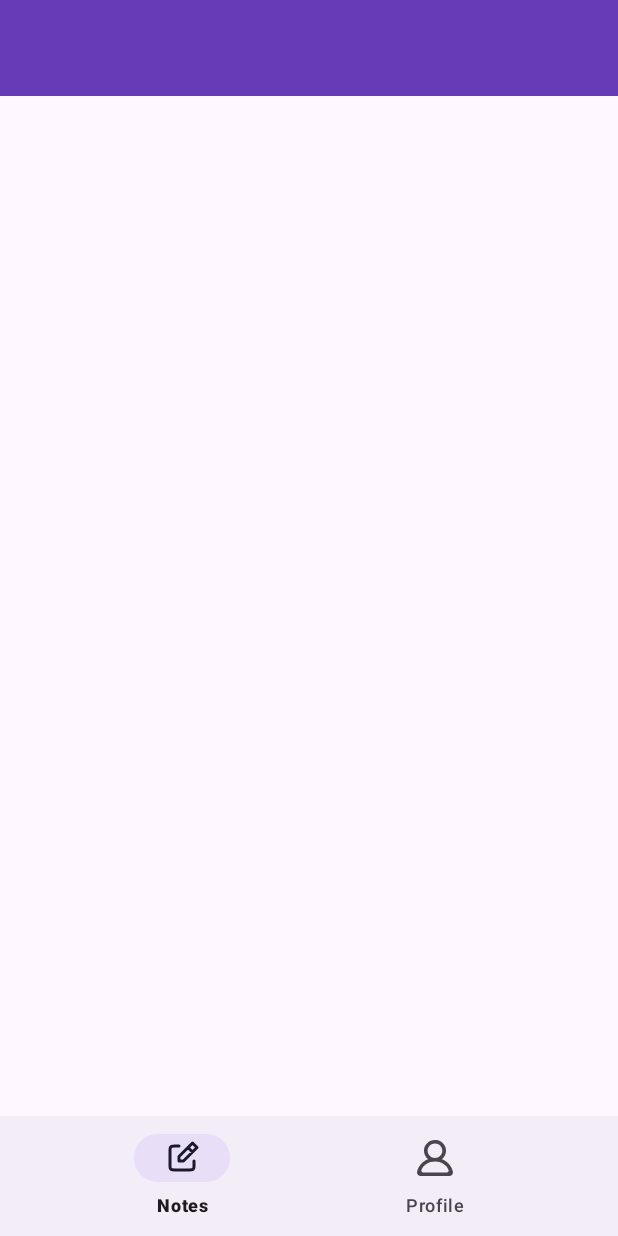
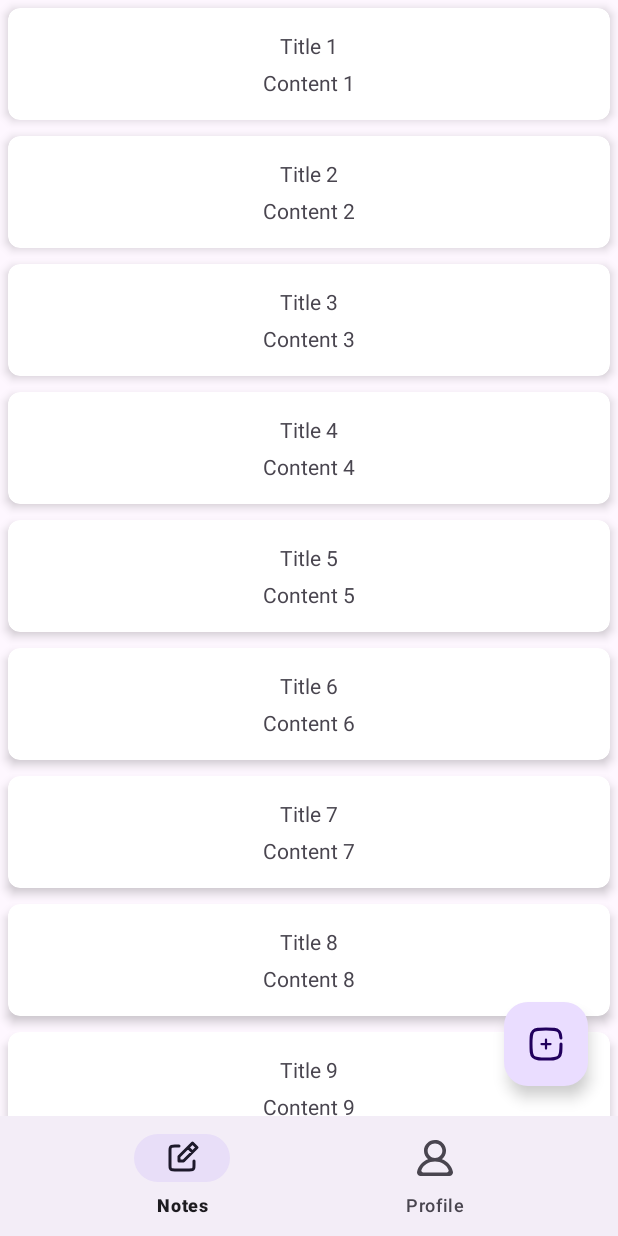
Before and after one commit to IslomW/NoteApp, an Android app: the screen it shows after launch (MainActivity), after a tap on "LOGIN", on a phone screen of 412 x 824 dp. Run offline under Robolectric (Android 15) with nearby library versions, the phone set to English and light mode, and no system bars.

Commit message:
created fragments

```diff
--- a/app/build.gradle
+++ b/app/build.gradle
@@ -39,6 +39,7 @@ dependencies {
     implementation 'com.google.android.material:material:1.11.0'
     implementation 'androidx.constraintlayout:constraintlayout:2.1.4'
     implementation "androidx.cardview:cardview:1.0.0"
+
     testImplementation 'junit:junit:4.13.2'
     androidTestImplementation 'androidx.test.ext:junit:1.1.5'
     androidTestImplementation 'androidx.test.espresso:espresso-core:3.5.1'
--- a/app/src/main/java/com/example/noteapp/AddNoteActivity.java
+++ b/app/src/main/java/com/example/noteapp/AddNoteActivity.java
@@ -10,7 +10,6 @@ import com.example.noteapp.base.BaseActivity;
 import com.example.noteapp.databinding.ActivityAddNewCardBinding;
 import com.example.noteapp.model.Note;
 
-import java.util.ArrayList;
 
 public class AddNoteActivity extends BaseActivity<ActivityAddNewCardBinding> {
     @Override
@@ -22,13 +21,13 @@ public class AddNoteActivity extends BaseActivity<ActivityAddNewCardBinding> {
     protected void onCreate(@Nullable Bundle savedInstanceState) {
         super.onCreate(savedInstanceState);
 
-//        buttonClickSetup();
         binding.buttonCreateNote.setOnClickListener(new View.OnClickListener() {
             @Override
             public void onClick(View view) {
                 String title = binding.editTextTitle.getText().toString();
                 String context = binding.editTextTitle.getText().toString();
                 Note note = new Note(title, context);
+
 
                 dataBaseHelper.addNote(note, false);
 
--- a/app/src/main/java/com/example/noteapp/MainActivity.java
+++ b/app/src/main/java/com/example/noteapp/MainActivity.java
@@ -24,7 +24,6 @@ import java.util.zip.Inflater;
 
 public class MainActivity extends BaseActivity<ActivityMainBinding> {
 
-
     private ArrayList<Note> noteArrayList;
     private NotesFragment notesFragment;
     private ProfileFragment profileFragment;
@@ -39,42 +38,77 @@ public class MainActivity extends BaseActivity<ActivityMainBinding> {
     protected void onCreate(@Nullable Bundle savedInstanceState) {
         super.onCreate(savedInstanceState);
         replaceFragment(R.id.nav_notes);
-        buttonSetup();
+        generateNotes();
+
+        binding.bottomNav.setOnItemSelectedListener(new NavigationBarView.OnItemSelectedListener() {
+            @Override
+            public boolean onNavigationItemSelected(@NonNull MenuItem item) {
+                replaceFragment(item.getItemId());
+                return true;
+            }
+        });
+
+
     }
 
+    private void replaceFragment(int tabId) {
 
+        if (tabId == R.id.nav_notes) {
 
+            if (notesFragment == null)
+                notesFragment = new NotesFragment();
 
-    //    @Override
-//    protected void onCreate(@Nullable Bundle savedInstanceState) {
-//        super.onCreate(savedInstanceState);
-//        buttonSetup();
-//
-//    }
+            getSupportFragmentManager().beginTransaction().replace(R.id.frament_container, notesFragment).commit();
+            setTitle("Notes");
+        } else if (tabId == R.id.nav_profile) {
+
+            if (profileFragment == null)
+                profileFragment = new ProfileFragment();
+
+            getSupportFragmentManager().beginTransaction().replace(R.id.frament_container, profileFragment).commit();
+            setTitle("Profile");
+
+        }
+    }
+
 
     @Override
     protected void onResume() {
         super.onResume();
         noteArrayList = dataBaseHelper.getNotes();
 
-        for (Note note: noteArrayList){
-            Log.d("Note:", note.toString());
+        for (Note note : noteArrayList) {
+            Log.d("Note", note.toString());
         }
+
     }
 
+    void generateNotes() {
+        ArrayList<Note> notes = new ArrayList<>();
+        for (int i = 0; i < 100; i++) {
+            Note note = new Note();
 
-    private void buttonSetup() {
+            note.setTitle("Title " + (i + 1));
+            note.setContent("Content " + (i + 1));
+            notes.add(note);
+        }
+        dataBaseHelper.addNotes(notes);
+    }
 
-        binding.bottomNav.setOnItemSelectedListener(new NavigationBarView.OnItemSelectedListener() {
-            @Override
-            public boolean onNavigationItemSelected(@NonNull MenuItem item) {
+}
+//        noteArrayList = dataBaseHelper.getNotes();
+////
+////        for (Note note: noteArrayList){
+//////            Log.d("Note:", note.toString());
+////        }
 
-                replaceFragment(item.getItemId());
 
-                return true;
-            }
-        });
-
+//    @Override
+//    protected void onCreate(@Nullable Bundle savedInstanceState) {
+//        super.onCreate(savedInstanceState);
+//        buttonSetup();
+//
+//    }
 
 
 //        binding.buttonLogout.setOnClickListener(new View.OnClickListener() {
@@ -102,21 +136,3 @@ public class MainActivity extends BaseActivity<ActivityMainBinding> {
 //                startActivity(intent);
 //            }
 //        });
-
-    }
-
-    private void replaceFragment(int tabId) {
-        if (tabId == R.id.nav_notes){
-            if (notesFragment == null)
-                notesFragment = new NotesFragment();
-
-            getSupportFragmentManager().beginTransaction().replace(R.id.frament_container, notesFragment).commit();
-        }else {
-           if (profileFragment == null)
-               profileFragment = new ProfileFragment();
-           getSupportFragmentManager().beginTransaction().replace(R.id.frament_container, profileFragment).commit();
-        }
-    }
-
-
-}
--- a/app/src/main/java/com/example/noteapp/NotesFragment.java
+++ b/app/src/main/java/com/example/noteapp/NotesFragment.java
@@ -1,15 +1,57 @@
 package com.example.noteapp;
 
+import android.content.Intent;
+import android.os.Bundle;
 import android.view.LayoutInflater;
+import android.view.View;
 import android.view.ViewGroup;
+
+import androidx.annotation.NonNull;
+import androidx.annotation.Nullable;
+import androidx.recyclerview.widget.LinearLayoutManager;
+
+import com.example.noteapp.adapters.NoteListAdapter;
 import com.example.noteapp.base.BaseFragment;
 import com.example.noteapp.databinding.FragmentNotesBinding;
+import com.example.noteapp.model.Note;
+
+import java.util.ArrayList;
 
 
 public class NotesFragment extends BaseFragment<FragmentNotesBinding> {
 
+    private NoteListAdapter noteListAdapter;
+    private ArrayList<Note> noteArrayList;
+
+
     @Override
-    protected FragmentNotesBinding inflateViewBinding(LayoutInflater inflater, ViewGroup container, boolean attachToParent) {
-        return FragmentNotesBinding.inflate(inflater, container, false);
+    protected FragmentNotesBinding inflateViewBinding(LayoutInflater inflater, ViewGroup parent, boolean toAttachRoot) {
+        return FragmentNotesBinding.inflate(inflater, parent, toAttachRoot);
     }
+
+    @Override
+    public void onCreate(@Nullable Bundle savedInstanceState) {
+        super.onCreate(savedInstanceState);
+        noteArrayList = baseActivity.dataBaseHelper.getNotes();
+        noteListAdapter = new NoteListAdapter(noteArrayList);
+
+    }
+
+    @Override
+    public void onViewCreated(@NonNull View view, @Nullable Bundle savedInstanceState) {
+        super.onViewCreated(view, savedInstanceState);
+        binding.recyclerviewNotes.setLayoutManager(new LinearLayoutManager(getContext(), LinearLayoutManager.VERTICAL, false));
+        binding.recyclerviewNotes.setAdapter(noteListAdapter);
+
+
+        binding.buttonAddNotes.setOnClickListener(new View.OnClickListener() {
+            @Override
+            public void onClick(View view) {
+                Intent intent = new Intent(requireContext(), AddNoteActivity.class);
+                startActivity(intent);
+            }
+        });
+    }
+
+
 }
--- /dev/null
+++ b/app/src/main/java/com/example/noteapp/adapters/NoteListAdapter.java
@@ -0,0 +1,59 @@
+package com.example.noteapp.adapters;
+
+import android.view.LayoutInflater;
+import android.view.View;
+import android.view.ViewGroup;
+
+import androidx.annotation.NonNull;
+import androidx.viewbinding.ViewBinding;
+
+import com.example.noteapp.base.BaseRecyclerAdapter;
+import com.example.noteapp.base.BaseViewHolder;
+import com.example.noteapp.databinding.ItemNoteBinding;
+import com.example.noteapp.model.Note;
+
+import java.util.ArrayList;
+
+public class NoteListAdapter extends BaseRecyclerAdapter {
+
+    private ArrayList<Note> noteArrayList;
+
+    public NoteListAdapter(ArrayList<Note> noteArrayList) {
+        this.noteArrayList = noteArrayList;
+    }
+
+    @NonNull
+    @Override
+    public BaseViewHolder onCreateViewHolder(@NonNull ViewGroup parent, int viewType) {
+        ItemNoteBinding binding = ItemNoteBinding.inflate(LayoutInflater.from(parent.getContext()), parent, false);
+
+        return new NoteViewHolder(binding);
+    }
+
+    @Override
+    public void onBindViewHolder(@NonNull BaseViewHolder holder, int position) {
+        super.onBindViewHolder(holder, position);
+    }
+
+    @Override
+    public int getItemCount() {
+        return noteArrayList.size();
+    }
+
+    public class NoteViewHolder extends BaseViewHolder<ItemNoteBinding>{
+
+        private ItemNoteBinding noteBinding;
+
+        public NoteViewHolder(@NonNull ItemNoteBinding binding) {
+            super(binding);
+        }
+
+
+        @Override
+        protected void onBind(int position) {
+            Note note = noteArrayList.get(position);
+            binding.textViewNoteTitle.setText(note.getTitle());
+            binding.textViewNoteContent.setText(note.getContent());
+        }
+    }
+}
--- a/app/src/main/java/com/example/noteapp/base/BaseFragment.java
+++ b/app/src/main/java/com/example/noteapp/base/BaseFragment.java
@@ -12,11 +12,11 @@ import androidx.viewbinding.ViewBinding;
 
 public abstract class BaseFragment<T extends ViewBinding> extends Fragment {
 
-protected BaseActivity baseActivity;
+    protected BaseActivity baseActivity;
 
     protected T binding;
 
-    protected abstract T inflateViewBinding(LayoutInflater inflater, ViewGroup container, boolean attachToParent);
+    protected abstract T inflateViewBinding(LayoutInflater inflater, ViewGroup parent, boolean toAttachRoot);
 
 
     @Override
@@ -28,11 +28,10 @@ protected BaseActivity baseActivity;
     @Nullable
     @Override
     public View onCreateView(@NonNull LayoutInflater inflater, @Nullable ViewGroup container, @Nullable Bundle savedInstanceState) {
-       binding = inflateViewBinding(inflater, container, false);
+        binding = inflateViewBinding(inflater, container, false);
         return binding.getRoot();
 
     }
 
 
-
 }
--- /dev/null
+++ b/app/src/main/java/com/example/noteapp/base/BaseRecyclerAdapter.java
@@ -0,0 +1,13 @@
+package com.example.noteapp.base;
+
+import androidx.annotation.NonNull;
+import androidx.recyclerview.widget.RecyclerView;
+
+public abstract class BaseRecyclerAdapter extends RecyclerView.Adapter<BaseViewHolder> {
+
+    @Override
+    public void onBindViewHolder(@NonNull BaseViewHolder holder, int position) {
+        holder.onBind(position);
+    }
+
+}
--- /dev/null
+++ b/app/src/main/java/com/example/noteapp/base/BaseViewHolder.java
@@ -0,0 +1,21 @@
+package com.example.noteapp.base;
+
+import android.view.View;
+
+import androidx.annotation.NonNull;
+import androidx.recyclerview.widget.RecyclerView;
+import androidx.viewbinding.ViewBinding;
+
+import com.example.noteapp.adapters.NoteListAdapter;
+
+public abstract class BaseViewHolder<T extends ViewBinding> extends RecyclerView.ViewHolder {
+
+    protected T binding;
+
+    public BaseViewHolder(@NonNull T binding) {
+        super(binding.getRoot());
+        this.binding = binding;
+    }
+
+    protected abstract void onBind(int positon);
+}
--- a/app/src/main/java/com/example/noteapp/db/DataBaseHelper.java
+++ b/app/src/main/java/com/example/noteapp/db/DataBaseHelper.java
@@ -32,10 +32,10 @@ public class DataBaseHelper extends SQLiteOpenHelper {
 
     public void addNote(Note note, boolean multiple) {
         //INSERT INTO NOTES (title, content) VALUES ("title 1", "content 1");
-//        String insert_sql = "INSERT INTO "+Note.Entry.TABLE_NAME+" ("+Note.Entry.TITLE+", "+Note.Entry.CONTENT+
-//                ") VALUES ('"+ note.getTitle()+"', '"+note.getContent()+"' );";
-        String insert_sql = String.format("INSERTl INTO %s (%s, %s) VALUES ('%s', '%s');",
-                Note.Entry.TABLE_NAME, Note.Entry.TITLE, Note.Entry.CONTENT, note.getTitle(), note.getContent());
+        String insert_sql = "INSERT INTO "+Note.Entry.TABLE_NAME+" ("+Note.Entry.TITLE+", "+Note.Entry.CONTENT+
+                ") VALUES ('"+ note.getTitle()+"', '"+note.getContent()+"' );";
+//        String insert_sql = String.format("INSERT INTO %s (%s, %s) VALUES ('%s', '%s');",
+//                Note.Entry.TABLE_NAME, Note.Entry.TITLE, Note.Entry.CONTENT, note.getTitle(), note.getContent());
 
 
         Log.d("SQLite", insert_sql);
@@ -62,14 +62,13 @@ public class DataBaseHelper extends SQLiteOpenHelper {
     @SuppressLint("Range")
     public ArrayList<Note> getNotes(){
         ArrayList<Note> notes = new ArrayList<>();
-
+         //Dbdan data olish
         db = getReadableDatabase();
-        // SELECT * FROM NOTE ORDER BY CREATED_AT DESC;
-//        String selectQuery = "SELECT * FROM "+Note.Entry.TABLE_NAME+" ORDER BY CREATED_AT DESC;";
-        String selectQuery = String.format("SELECT * FROM %s ORDER BY CREATED_AT DESC;", Note.Entry.TABLE_NAME);
+        // SELECT * FROM NOTE ORDER BY CREATED_AT DESC;   sql zapros yaratish
+        String selectQuery = "SELECT * FROM "+ Note.Entry.TABLE_NAME +" ORDER BY CREATED_AT DESC;";
+//        String selectQuery = String.format("SELECT * FROM %s ORDER BY CREATED_AT DESC;", Note.Entry.TABLE_NAME);
 
         Cursor cursor = db.rawQuery(selectQuery, null);
-
         while (cursor.moveToNext()){
             Note note = new Note();
 
--- a/app/src/main/java/com/example/noteapp/model/Note.java
+++ b/app/src/main/java/com/example/noteapp/model/Note.java
@@ -74,15 +74,15 @@ public class Note {
         public static String createTableQuery(){
             //CREATE TABLE IF NOT EXISTS NOTE ( ID INTEGER PRIMARY KEY AUTOINCREMENT, TITLE TEXT NOT NULL,
             //CONTENT TEXT NOT NULL, CREATED_AT TIMESTAMP DEFAULT CURRENT_TIMESTAMP);
-//            String sql = "CREATE TABLE IF NOT EXISTS "+ TABLE_NAME +" ( "+
-//                    ID + " INTEGER PRIMARY KEY AUTOINCREMENT, "+
-//                    TITLE + " TEXT NOT NULL, " +
-//                    CONTENT + " TEXT NOT NULL, " +
-//                    CREATED_AT + " TIMESTAMP DEFAULT CURRENT_TIMESTAMP" +
-//                    ");";
-            String sql = String.format("CREATE TABLE IF NOT EXISTS %s ( %s INTEGER PRIMARY KEY AUTOINCREMENT," +
-                    " %s TEXT NOT NULL, %s TEXT NOT NULL, %s TIMESTAMP DEFAULT CURRENT_TIMESTAMP);",
-                    TABLE_NAME, ID, TITLE, CONTENT, CREATED_AT);
+            String sql = "CREATE TABLE IF NOT EXISTS "+ TABLE_NAME +" ( "+
+                    ID + " INTEGER PRIMARY KEY AUTOINCREMENT, "+
+                    TITLE + " TEXT NOT NULL, " +
+                    CONTENT + " TEXT NOT NULL, " +
+                    CREATED_AT + " TIMESTAMP DEFAULT CURRENT_TIMESTAMP" +
+                    ");";
+//            String sql = String.format("CREATE TABLE IF NOT EXISTS %s ( %s INTEGER PRIMARY KEY AUTOINCREMENT," +
+//                    " %s TEXT NOT NULL, %s TEXT NOT NULL, %s TIMESTAMP DEFAULT CURRENT_TIMESTAMP);",
+//                    TABLE_NAME, ID, TITLE, CONTENT, CREATED_AT);
 
 
             return sql;
--- /dev/null
+++ b/app/src/main/res/drawable/ic_add.xml
@@ -0,0 +1,18 @@
+<vector xmlns:android="http://schemas.android.com/apk/res/android"
+    android:width="800dp"
+    android:height="800dp"
+    android:viewportWidth="24"
+    android:viewportHeight="24">
+  <path
+      android:pathData="M15,12L12,12M12,12L9,12M12,12L12,9M12,12L12,15"
+      android:strokeWidth="1.5"
+      android:fillColor="#00000000"
+      android:strokeColor="@color/black"
+      android:strokeLineCap="round"/>
+  <path
+      android:pathData="M22,12C22,16.714 22,19.071 20.535,20.535C19.071,22 16.714,22 12,22C7.286,22 4.929,22 3.464,20.535C2,19.071 2,16.714 2,12C2,7.286 2,4.929 3.464,3.464C4.929,2 7.286,2 12,2C16.714,2 19.071,2 20.535,3.464C21.509,4.438 21.836,5.807 21.945,8"
+      android:strokeWidth="2"
+      android:fillColor="#00000000"
+      android:strokeColor="@color/black"
+      android:strokeLineCap="round"/>
+</vector>
--- a/app/src/main/res/layout/fragment_notes.xml
+++ b/app/src/main/res/layout/fragment_notes.xml
@@ -1,36 +1,24 @@
 <?xml version="1.0" encoding="utf-8"?>
-<androidx.constraintlayout.widget.ConstraintLayout xmlns:android="http://schemas.android.com/apk/res/android"
-    xmlns:app="http://schemas.android.com/apk/res-auto"
+<androidx.coordinatorlayout.widget.CoordinatorLayout xmlns:android="http://schemas.android.com/apk/res/android"
     android:layout_width="match_parent"
     android:layout_height="match_parent"
 
     >
 
-    <com.google.android.material.appbar.AppBarLayout
-        android:id="@+id/app_bar"
+    <androidx.recyclerview.widget.RecyclerView
+        android:id="@+id/recyclerview_notes"
         android:layout_width="match_parent"
-        android:layout_height="wrap_content"
-        app:layout_constraintEnd_toEndOf="parent"
-        app:layout_constraintStart_toStartOf="parent"
-        app:layout_constraintTop_toTopOf="parent">
-
-
-        <androidx.appcompat.widget.Toolbar
-            android:id="@+id/toolbar"
-            android:layout_width="match_parent"
-            android:layout_height="wrap_content"
-            android:background="@color/colorPrimary" />
-    </com.google.android.material.appbar.AppBarLayout>
-
-    <androidx.recyclerview.widget.RecyclerView
-        android:layout_width="match_parent"
-        android:layout_height="0dp"
-        app:layout_constraintBottom_toBottomOf="parent"
-        app:layout_constraintEnd_toEndOf="parent"
-        app:layout_constraintStart_toStartOf="parent"
-        app:layout_constraintTop_toBottomOf="@id/app_bar">
+        android:layout_height="match_parent">
 
     </androidx.recyclerview.widget.RecyclerView>
 
+    <com.google.android.material.floatingactionbutton.FloatingActionButton
+        android:id="@+id/button_add_notes"
+        android:layout_width="wrap_content"
+        android:layout_height="wrap_content"
+        android:layout_gravity="bottom|right"
+        android:layout_margin="20dp"
+        android:src="@drawable/ic_add" />
 
-</androidx.constraintlayout.widget.ConstraintLayout>
+
+</androidx.coordinatorlayout.widget.CoordinatorLayout>
--- /dev/null
+++ b/app/src/main/res/layout/item_note.xml
@@ -0,0 +1,43 @@
+<?xml version="1.0" encoding="utf-8"?>
+<androidx.cardview.widget.CardView xmlns:android="http://schemas.android.com/apk/res/android"
+    xmlns:app="http://schemas.android.com/apk/res-auto"
+    android:layout_width="match_parent"
+    android:layout_height="wrap_content"
+    xmlns:tools="http://schemas.android.com/tools"
+    android:layout_margin="5dp"
+    app:cardElevation="4dp"
+    app:cardCornerRadius="8dp">
+
+
+    <androidx.constraintlayout.widget.ConstraintLayout
+        android:layout_width="match_parent"
+        android:layout_height="wrap_content"
+        android:padding="10dp"
+        android:layout_margin="5dp"
+        >
+
+        <TextView
+            android:id="@+id/text_view_note_title"
+            android:layout_width="wrap_content"
+            android:layout_height="wrap_content"
+            app:layout_constraintEnd_toEndOf="parent"
+            app:layout_constraintStart_toStartOf="parent"
+            app:layout_constraintTop_toTopOf="parent"
+            tools:text=" Note Title"
+            />
+
+        <TextView
+            android:id="@+id/text_view_note_content"
+            android:layout_width="wrap_content"
+            android:layout_height="wrap_content"
+            tools:text="Note Content"
+            android:layout_marginTop="5dp"
+            android:maxLines="3"
+            app:layout_constraintTop_toBottomOf="@id/text_view_note_title"
+            app:layout_constraintStart_toStartOf="parent"
+            app:layout_constraintEnd_toEndOf="parent" />
+
+    </androidx.constraintlayout.widget.ConstraintLayout>
+
+
+</androidx.cardview.widget.CardView>
```
